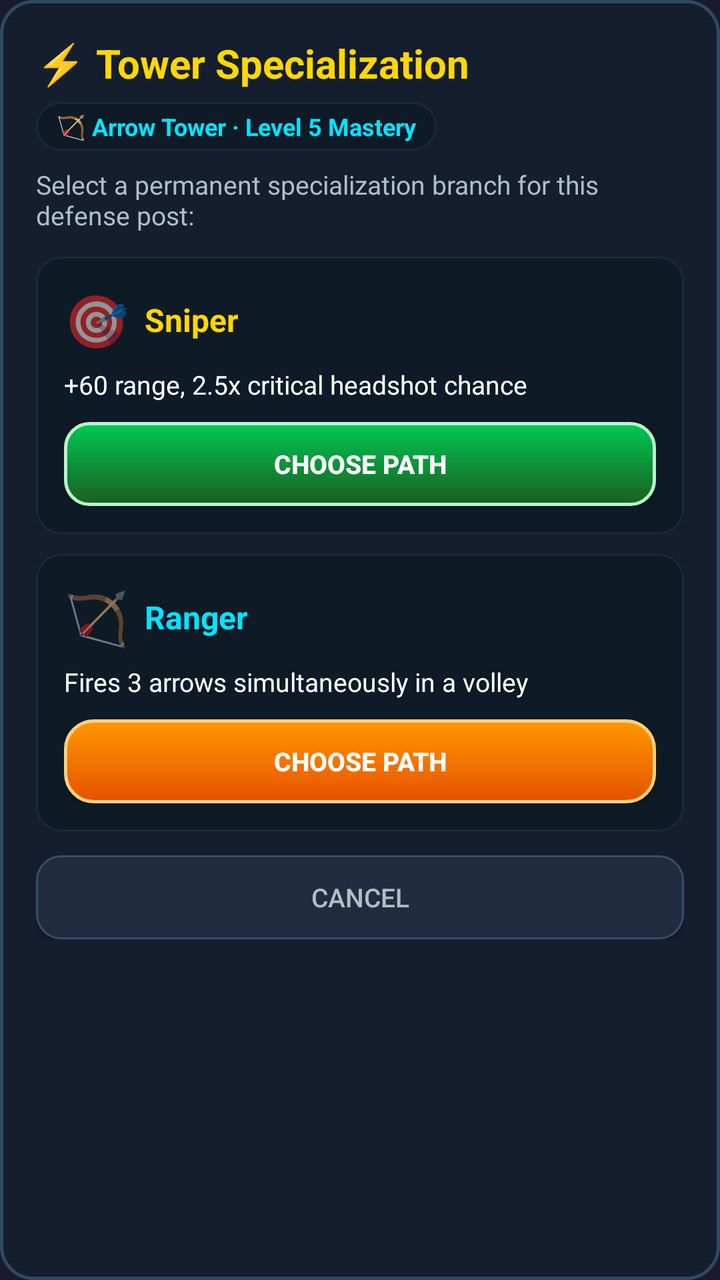
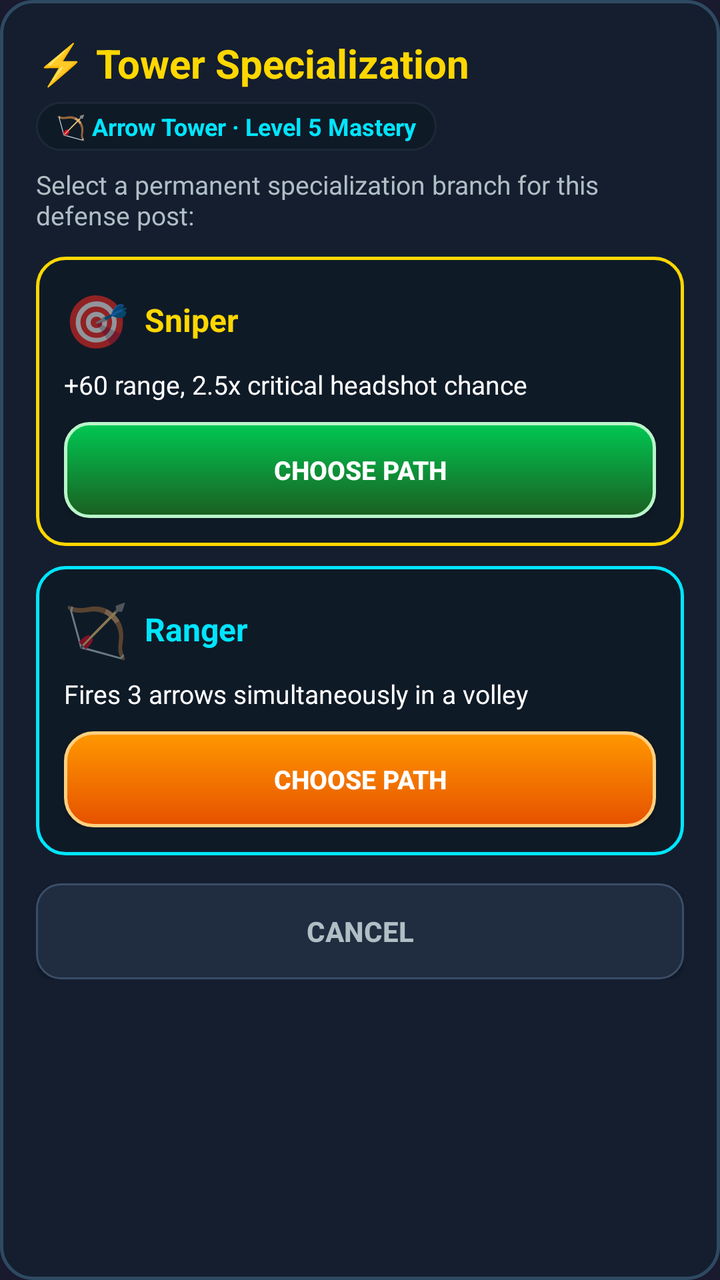

Before-and-after screenshots of an Android layout around one commit, followed by the original layout XML and the change that was made.
<!-- AndroidManifest.xml: application theme Theme.MyApp -->
<!-- res/layout/dialog_tower_specialization.xml -->
<?xml version="1.0" encoding="utf-8"?>
<ScrollView xmlns:android="http://schemas.android.com/apk/res/android"
    android:layout_width="match_parent"
    android:layout_height="wrap_content"
    android:background="@drawable/bg_card_glass"
    android:padding="18dp">

    <LinearLayout
        android:layout_width="match_parent"
        android:layout_height="wrap_content"
        android:orientation="vertical">

        
        <TextView
            android:id="@+id/spec_dialog_title"
            android:layout_width="wrap_content"
            android:layout_height="wrap_content"
            android:text="⚡ Tower Specialization"
            android:textColor="@color/gold"
            android:textSize="20sp"
            android:textStyle="bold" />

        <TextView
            android:id="@+id/spec_tower_badge"
            android:layout_width="wrap_content"
            android:layout_height="wrap_content"
            android:background="@drawable/bg_hud_chip"
            android:paddingHorizontal="10dp"
            android:paddingVertical="4dp"
            android:text="🏹 Arrow Tower · Level 5 Mastery"
            android:textColor="#00E5FF"
            android:textSize="12sp"
            android:textStyle="bold"
            android:layout_marginTop="6dp" />

        <TextView
            android:layout_width="wrap_content"
            android:layout_height="wrap_content"
            android:text="Select a permanent specialization branch for this defense post:"
            android:textColor="#B0BEC5"
            android:textSize="13sp"
            android:layout_marginTop="8dp" />

        
        <LinearLayout
            android:id="@+id/card_spec_1"
            android:layout_width="match_parent"
            android:layout_height="wrap_content"
            android:orientation="vertical"
            android:background="@drawable/bg_hud_chip"
            android:padding="14dp"
            android:layout_marginTop="12dp">

            <LinearLayout
                android:layout_width="match_parent"
                android:layout_height="wrap_content"
                android:orientation="horizontal"
                android:gravity="center_vertical">

                <TextView
                    android:id="@+id/spec_1_emoji"
                    android:layout_width="wrap_content"
                    android:layout_height="wrap_content"
                    android:text="🎯"
                    android:textSize="26sp" />

                <TextView
                    android:id="@+id/spec_1_name"
                    android:layout_width="wrap_content"
                    android:layout_height="wrap_content"
                    android:text="Sniper"
                    android:textColor="@color/gold"
                    android:textSize="16sp"
                    android:textStyle="bold"
                    android:layout_marginStart="8dp" />
            </LinearLayout>

            <TextView
                android:id="@+id/spec_1_desc"
                android:layout_width="match_parent"
                android:layout_height="wrap_content"
                android:text="+60 range, 2.5x critical headshot chance"
                android:textColor="@color/white"
                android:textSize="13sp"
                android:layout_marginTop="6dp" />

            <Button
                android:id="@+id/btn_choose_spec_1"
                android:layout_width="match_parent"
                android:layout_height="42dp"
                android:background="@drawable/bg_btn_green"
                android:text="CHOOSE PATH"
                android:textColor="@color/white"
                android:textSize="13sp"
                android:textStyle="bold"
                android:layout_marginTop="10dp" />
        </LinearLayout>

        
        <LinearLayout
            android:id="@+id/card_spec_2"
            android:layout_width="match_parent"
            android:layout_height="wrap_content"
            android:orientation="vertical"
            android:background="@drawable/bg_hud_chip"
            android:padding="14dp"
            android:layout_marginTop="10dp">

            <LinearLayout
                android:layout_width="match_parent"
                android:layout_height="wrap_content"
                android:orientation="horizontal"
                android:gravity="center_vertical">

                <TextView
                    android:id="@+id/spec_2_emoji"
                    android:layout_width="wrap_content"
                    android:layout_height="wrap_content"
                    android:text="🏹"
                    android:textSize="26sp" />

                <TextView
                    android:id="@+id/spec_2_name"
                    android:layout_width="wrap_content"
                    android:layout_height="wrap_content"
                    android:text="Ranger"
                    android:textColor="#00E5FF"
                    android:textSize="16sp"
                    android:textStyle="bold"
                    android:layout_marginStart="8dp" />
            </LinearLayout>

            <TextView
                android:id="@+id/spec_2_desc"
                android:layout_width="match_parent"
                android:layout_height="wrap_content"
                android:text="Fires 3 arrows simultaneously in a volley"
                android:textColor="@color/white"
                android:textSize="13sp"
                android:layout_marginTop="6dp" />

            <Button
                android:id="@+id/btn_choose_spec_2"
                android:layout_width="match_parent"
                android:layout_height="42dp"
                android:background="@drawable/bg_btn_primary"
                android:text="CHOOSE PATH"
                android:textColor="@color/white"
                android:textSize="13sp"
                android:textStyle="bold"
                android:layout_marginTop="10dp" />
        </LinearLayout>

        
        <Button
            android:id="@+id/btn_spec_cancel"
            android:layout_width="match_parent"
            android:layout_height="42dp"
            android:background="@drawable/bg_btn_action"
            android:text="Cancel"
            android:textColor="#B0BEC5"
            android:textSize="13sp"
            android:layout_marginTop="12dp" />
    </LinearLayout>
</ScrollView>
<!-- resources referenced by this layout -->
<resources>
  <color name="gold">#FFFFD700</color>
  <color name="white">#FFFFFFFF</color>
  <!-- drawable bg_btn_action (drawable) -->
  ﻿<?xml version="1.0" encoding="utf-8"?>
  <ripple xmlns:android="http://schemas.android.com/apk/res/android"
      android:color="@color/ripple_light">
      <item>
          <shape android:shape="rectangle">
              <solid android:color="@color/btn_card_bg" />
              <corners android:radius="12dp" />
              <stroke android:width="1dp" android:color="@color/btn_card_border" />
          </shape>
      </item>
  </ripple>
  <!-- drawable bg_btn_green (drawable) -->
  ﻿<?xml version="1.0" encoding="utf-8"?>
  <ripple xmlns:android="http://schemas.android.com/apk/res/android"
      android:color="@color/ripple_light">
      <item>
          <shape android:shape="rectangle">
              <gradient
                  android:angle="270"
                  android:startColor="@color/btn_action_green"
                  android:endColor="@color/btn_action_green_dark" />
              <corners android:radius="12dp" />
              <stroke android:width="1.5dp" android:color="#B9F6CA" />
          </shape>
      </item>
  </ripple>
  <!-- drawable bg_btn_primary (drawable) -->
  ﻿<?xml version="1.0" encoding="utf-8"?>
  <ripple xmlns:android="http://schemas.android.com/apk/res/android"
      android:color="@color/ripple_gold">
      <item>
          <shape android:shape="rectangle">
              <gradient
                  android:angle="270"
                  android:startColor="@color/btn_primary"
                  android:endColor="@color/btn_primary_dark" />
              <corners android:radius="14dp" />
              <stroke android:width="1.5dp" android:color="#FFD180" />
          </shape>
      </item>
  </ripple>
  <!-- drawable bg_card_glass (drawable) -->
  ﻿<?xml version="1.0" encoding="utf-8"?>
  <shape xmlns:android="http://schemas.android.com/apk/res/android"
      android:shape="rectangle">
      <solid android:color="@color/surface_glass" />
      <corners android:radius="16dp" />
      <stroke android:width="1.5dp" android:color="@color/surface_glass_border" />
  </shape>
  <!-- drawable bg_hud_chip (drawable) -->
  ﻿<?xml version="1.0" encoding="utf-8"?>
  <shape xmlns:android="http://schemas.android.com/apk/res/android"
      android:shape="rectangle">
      <solid android:color="@color/hud_chip_bg" />
      <corners android:radius="12dp" />
      <stroke android:width="1dp" android:color="@color/hud_chip_border" />
  </shape>
  <color name="ripple_light">#33FFFFFF</color>
  <color name="btn_card_bg">#202C3F</color>
  <color name="btn_card_border">#3B4E68</color>
  <color name="btn_action_green">#00C853</color>
  <color name="btn_action_green_dark">#1B5E20</color>
  <color name="ripple_gold">#40FFD700</color>
  <color name="btn_primary">#FF9800</color>
  <color name="btn_primary_dark">#E65100</color>
  <color name="surface_glass">#EE141F30</color>
  <color name="surface_glass_border">#2E4A62</color>
  <color name="hud_chip_bg">#D90F1A26</color>
  <color name="hud_chip_border">#33455A64</color>
  <color name="bg_header">#FF16213E</color>
  <color name="bg_dark">#FF1A1A2E</color>
  <!-- unchanged entries left out for length: 1 -->
</resources>

<!-- the commit's change to res/layout/dialog_tower_specialization.xml (unified diff, before → after) -->
@@ -47,7 +47,7 @@
             android:layout_width="match_parent"
             android:layout_height="wrap_content"
             android:orientation="vertical"
-            android:background="@drawable/bg_hud_chip"
+            android:background="@drawable/bg_card_buff_gold"
             android:padding="14dp"
             android:layout_marginTop="12dp">
 
@@ -87,7 +87,7 @@
             <Button
                 android:id="@+id/btn_choose_spec_1"
                 android:layout_width="match_parent"
-                android:layout_height="42dp"
+                android:layout_height="48dp"
                 android:background="@drawable/bg_btn_green"
                 android:text="CHOOSE PATH"
                 android:textColor="@color/white"
@@ -102,7 +102,7 @@
             android:layout_width="match_parent"
             android:layout_height="wrap_content"
             android:orientation="vertical"
-            android:background="@drawable/bg_hud_chip"
+            android:background="@drawable/bg_card_buff_cyan"
             android:padding="14dp"
             android:layout_marginTop="10dp">
 
@@ -142,7 +142,7 @@
             <Button
                 android:id="@+id/btn_choose_spec_2"
                 android:layout_width="match_parent"
-                android:layout_height="42dp"
+                android:layout_height="48dp"
                 android:background="@drawable/bg_btn_primary"
                 android:text="CHOOSE PATH"
                 android:textColor="@color/white"
@@ -155,11 +155,12 @@
         <Button
             android:id="@+id/btn_spec_cancel"
             android:layout_width="match_parent"
-            android:layout_height="42dp"
+            android:layout_height="48dp"
             android:background="@drawable/bg_btn_action"
             android:text="Cancel"
             android:textColor="#B0BEC5"
-            android:textSize="13sp"
-            android:layout_marginTop="12dp" />
+            android:textSize="14sp"
+            android:textStyle="bold"
+            android:layout_marginTop="14dp" />
     </LinearLayout>
 </ScrollView>
<!-- resource entries referenced after the edit -->
@@ -44,6 +44,22 @@
           </shape>
       </item>
   </ripple>
+  <!-- drawable bg_card_buff_cyan (drawable) -->
+  <?xml version="1.0" encoding="utf-8"?>
+  <shape xmlns:android="http://schemas.android.com/apk/res/android"
+      android:shape="rectangle">
+      <solid android:color="#D90F1A26" />
+      <corners android:radius="14dp" />
+      <stroke android:width="1.5dp" android:color="#00E5FF" />
+  </shape>
+  <!-- drawable bg_card_buff_gold (drawable) -->
+  <?xml version="1.0" encoding="utf-8"?>
+  <shape xmlns:android="http://schemas.android.com/apk/res/android"
+      android:shape="rectangle">
+      <solid android:color="#D90F1A26" />
+      <corners android:radius="14dp" />
+      <stroke android:width="1.5dp" android:color="@color/gold" />
+  </shape>
   <!-- drawable bg_card_glass (drawable) -->
   ﻿<?xml version="1.0" encoding="utf-8"?>
   <shape xmlns:android="http://schemas.android.com/apk/res/android"
